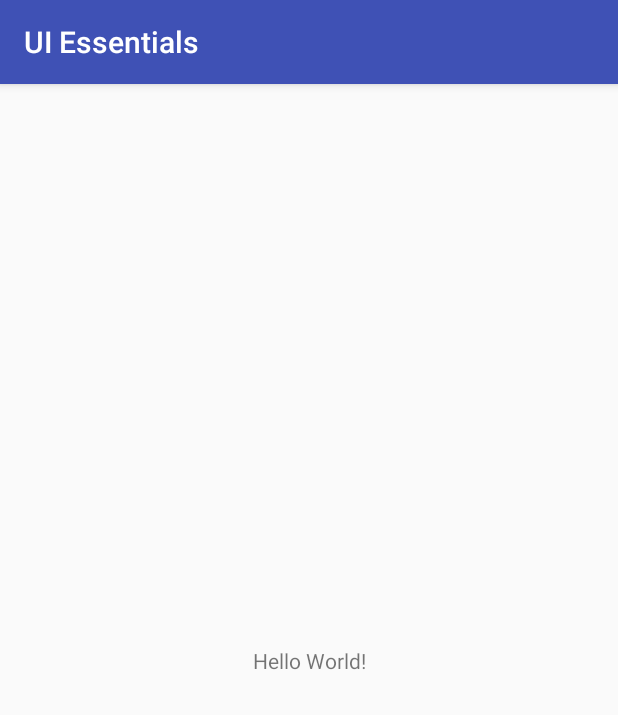
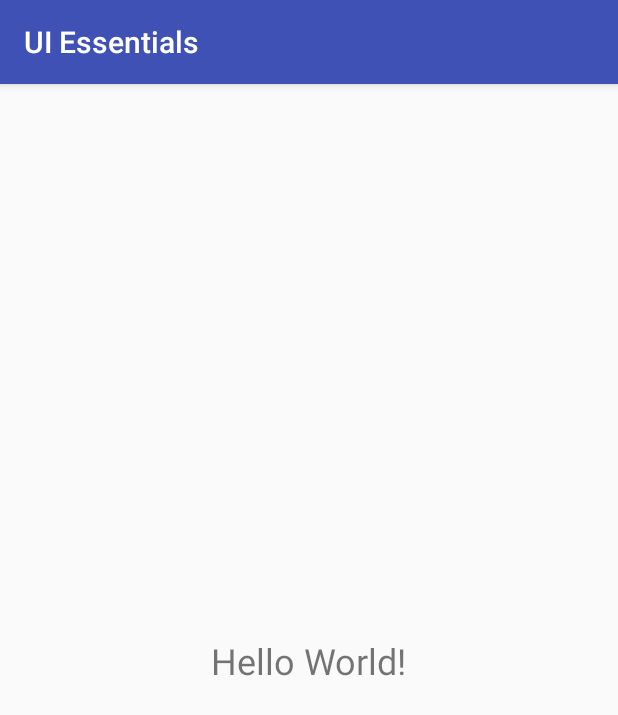
Before and after one commit to ikostan/Android_UI_Essentials, an Android app: the screen it shows after launch (MainActivity), on a phone screen of 412 x 824 dp. Shown: the top 715 px of the screen. Run offline under Robolectric (Android 15) with nearby library versions, the phone set to English and light mode, and no system bars.

Commit message:
First changes

```diff
--- a/app/src/main/java/com/example/uiessentials/MainActivity.java
+++ b/app/src/main/java/com/example/uiessentials/MainActivity.java
@@ -10,4 +10,6 @@
         super.onCreate(savedInstanceState);
         setContentView(R.layout.activity_main);
     }
+
+    //END
 }
--- a/app/src/main/res/layout/activity_main.xml
+++ b/app/src/main/res/layout/activity_main.xml
@@ -1,5 +1,6 @@
 <?xml version="1.0" encoding="utf-8"?>
-<android.support.constraint.ConstraintLayout xmlns:android="http://schemas.android.com/apk/res/android"
+<android.support.constraint.ConstraintLayout
+    xmlns:android="http://schemas.android.com/apk/res/android"
     xmlns:app="http://schemas.android.com/apk/res-auto"
     xmlns:tools="http://schemas.android.com/tools"
     android:layout_width="match_parent"
@@ -9,7 +10,8 @@
     <TextView
         android:layout_width="wrap_content"
         android:layout_height="wrap_content"
-        android:text="Hello World!"
+        android:text="@string/txt_textView"
+        android:textSize="24sp"
         app:layout_constraintBottom_toBottomOf="parent"
         app:layout_constraintLeft_toLeftOf="parent"
         app:layout_constraintRight_toRightOf="parent"
--- a/app/src/main/res/values/strings.xml
+++ b/app/src/main/res/values/strings.xml
@@ -1,3 +1,4 @@
 <resources>
     <string name="app_name">UI Essentials</string>
+    <string name="txt_textView">Hello World!</string>
 </resources>
```
